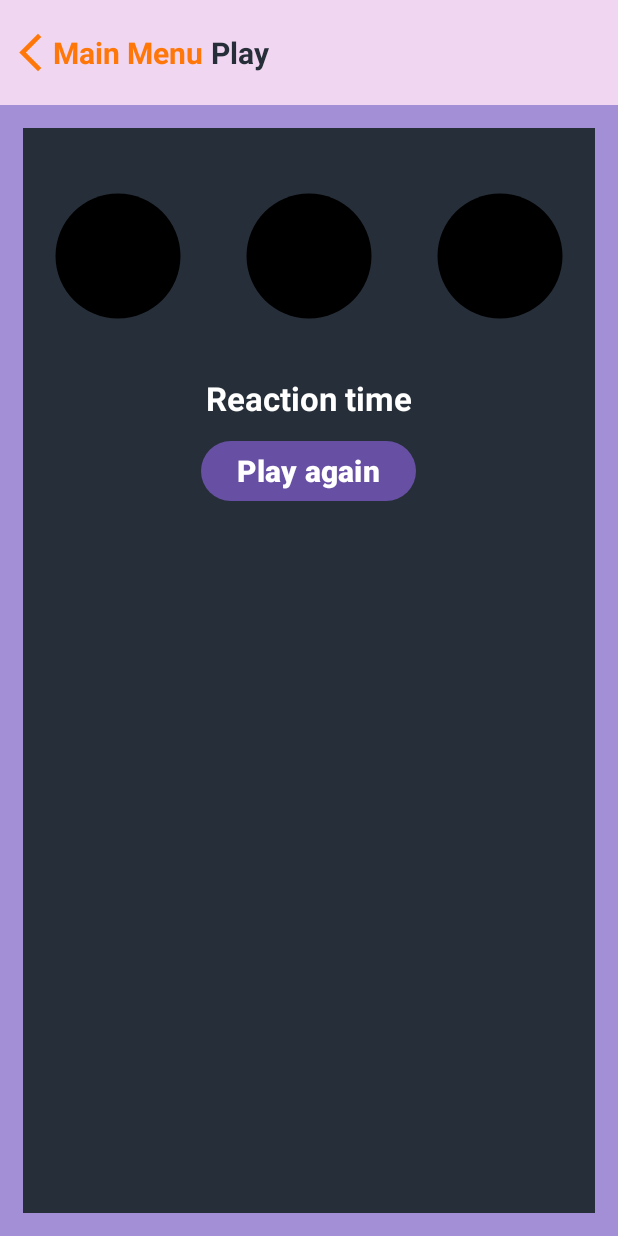
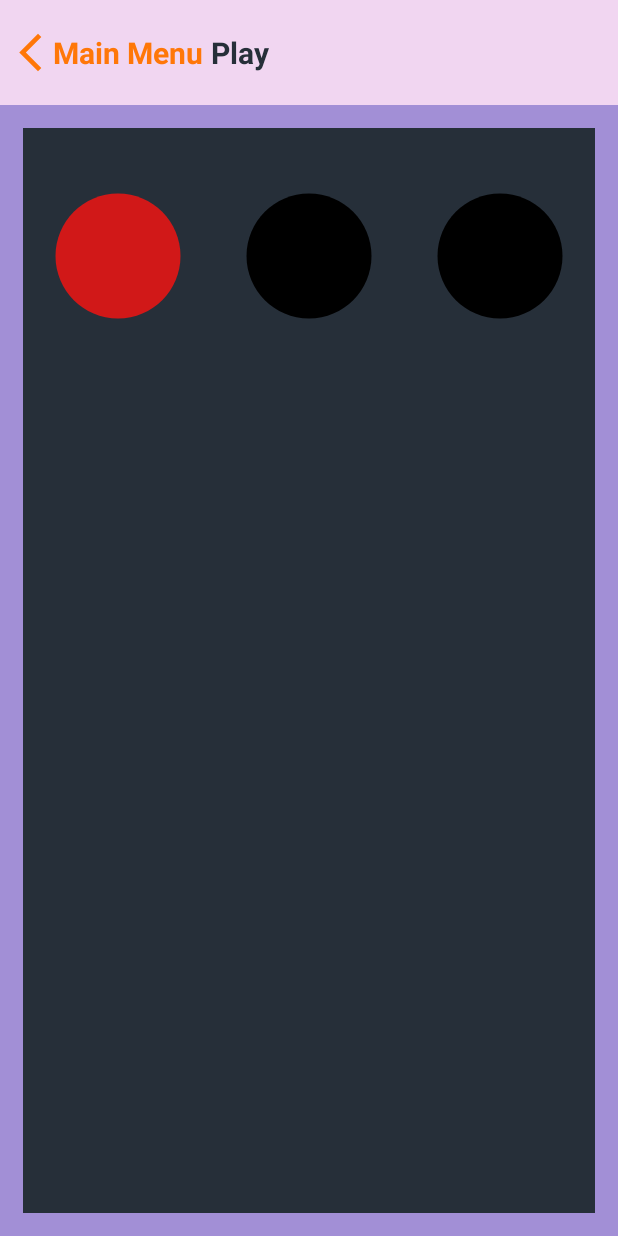
Before and after one commit to tamasregenye/mobilprog_beadando, an Android app: the PlayActivity screen opened directly, with no data from a screen before it, on a phone screen of 412 x 824 dp. Run offline under Robolectric (Android 15) with nearby library versions, the phone set to English and light mode, and no system bars.

Commit message:
fixing text alignment

```diff
--- a/app/src/main/java/com/example/beadando/PlayActivity.java
+++ b/app/src/main/java/com/example/beadando/PlayActivity.java
@@ -2,6 +2,7 @@ package com.example.beadando;
 
 import static com.example.beadando.ActUtils.startActivityAndFinishCurrent;
 
+import android.annotation.SuppressLint;
 import android.os.Bundle;
 import android.os.Handler;
 import android.util.Log;
@@ -24,7 +25,7 @@ public class PlayActivity extends AppCompatActivity {
     long lightsOutTime = 0;
     long clickOnTime = 0;
     ImageView light1, light2, light3;
-    private Handler mHandler = new Handler();
+    private final Handler mHandler = new Handler();
 
     @Override
     protected void onCreate(Bundle savedInstanceState) {
@@ -33,6 +34,7 @@ public class PlayActivity extends AppCompatActivity {
 
         initComponents();
         setOnclickListeners();
+        startGame();
     }
 
     private void initComponents() {
@@ -58,6 +60,7 @@ public class PlayActivity extends AppCompatActivity {
         startActivityAndFinishCurrent(this, HomeActivity.class);
     }
 
+    @SuppressLint("SetTextI18n")
     private void clickOnLayout() {
         if(isGameActive)
         {
--- a/app/src/main/res/layout/activity_play.xml
+++ b/app/src/main/res/layout/activity_play.xml
@@ -81,7 +81,8 @@
                 android:layout_row="0"
                 android:layout_rowWeight="1"
                 android:layout_column="0"
-                android:layout_columnWeight="1"/>
+                android:layout_columnWeight="1"
+                android:importantForAccessibility="no" />
 
             <ImageView
                 android:id="@+id/light2"
@@ -92,7 +93,8 @@
                 android:layout_row="0"
                 android:layout_rowWeight="1"
                 android:layout_column="1"
-                android:layout_columnWeight="1"/>
+                android:layout_columnWeight="1"
+                android:importantForAccessibility="no" />
 
             <ImageView
                 android:id="@+id/light3"
@@ -103,7 +105,8 @@
                 android:layout_row="0"
                 android:layout_rowWeight="1"
                 android:layout_column="2"
-                android:layout_columnWeight="1"/>
+                android:layout_columnWeight="1"
+                android:importantForAccessibility="no" />
 
         </GridLayout>
 
@@ -122,7 +125,8 @@
                 android:textSize="22sp"
                 android:textStyle="bold"
                 style="@style/text_game"
-                android:layout_marginVertical="10dp">
+                android:layout_marginVertical="10dp"
+                android:textAlignment="center">
             </TextView>
 
             <Button
--- a/app/src/main/res/layout/custom_toast.xml
+++ b/app/src/main/res/layout/custom_toast.xml
@@ -6,13 +6,12 @@
     android:background="@color/orange">
 
     <TextView
-        android:clickable="true"
         android:id="@+id/toast_text"
         android:layout_width="wrap_content"
         android:layout_height="wrap_content"
         android:textColor="@color/white"
         android:textSize="18sp"
         android:textStyle="bold"
-        android:maxLines="3" />
+        android:textAlignment="center"/>
 
 </LinearLayout>
```
Also changed, not shown: app/src/main/res/layout/activity_main.xml (+9 -4 lines).
